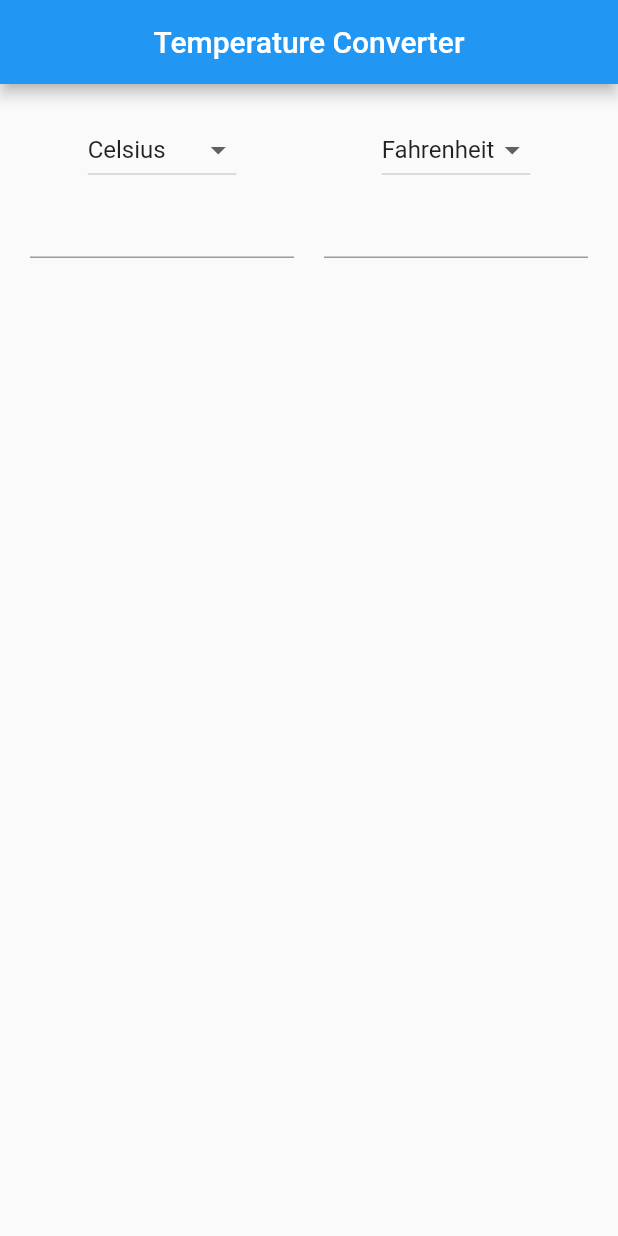
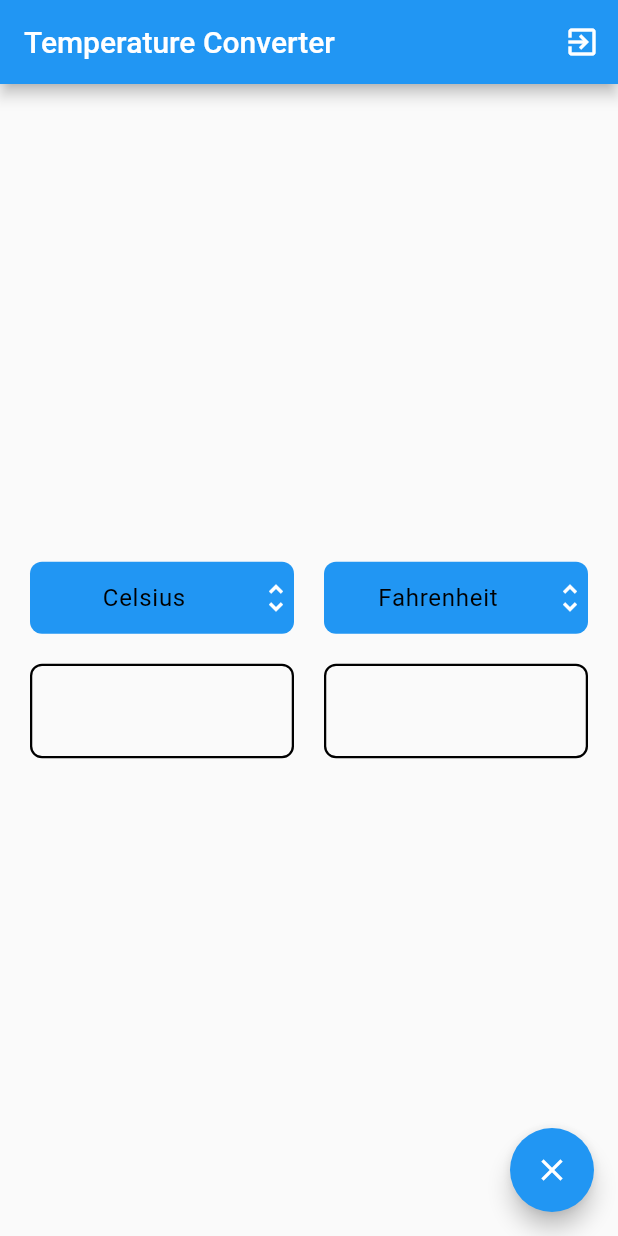
Before and after one commit to yahia-safwat/temperature_converter, a Flutter app: the screen it shows after launch, on a phone screen of 412 x 824 dp. Run offline on Flutter 3.47's test engine with Material 2 defaults, Android fonts, the phone set to English and light mode, and no system bars.

Commit message:
basic commit

```diff
--- /dev/null
+++ b/lib/business/temp_calculator.dart
@@ -0,0 +1,68 @@
+class TempCalc {
+  static double convert(
+    double temp,
+    String selectedTemp1,
+    String selectedTemp2,
+  ) {
+    double convertedVal = 0.0;
+
+    // Celsius => Celsius
+    if (selectedTemp1 == 'Celsius' && selectedTemp2 == 'Celsius') {
+      convertedVal = temp;
+    }
+
+    // Celsius => Fahrenheit
+    if (selectedTemp1 == 'Celsius' && selectedTemp2 == 'Fahrenheit') {
+      convertedVal = (temp * 9 / 5) + 32;
+    }
+
+    // Celsius => Kelvan
+    if (selectedTemp1 == 'Celsius' && selectedTemp2 == 'Kelvan') {
+      convertedVal = temp + 273.15;
+    }
+
+    // Fahrenheit => Celsius
+    if (selectedTemp1 == 'Fahrenheit' && selectedTemp2 == 'Celsius') {
+      convertedVal = (temp - 32) * (5 / 9);
+    }
+
+    // Fahrenheit => Fahrenheit
+    if (selectedTemp1 == 'Fahrenheit' && selectedTemp2 == 'Fahrenheit') {
+      convertedVal = temp;
+    }
+
+    // Fahrenheit => Kelvan
+    if (selectedTemp1 == 'Fahrenheit' && selectedTemp2 == 'Kelvan') {
+      convertedVal = (temp - 32) * (5 / 9) + 273.15;
+    }
+
+    // Kelvan => Celsius
+    if (selectedTemp1 == 'Kelvan' && selectedTemp2 == 'Celsius') {
+      convertedVal = temp - 273.15;
+    }
+
+    // Kelvan => Fahrenheit
+    if (selectedTemp1 == 'Kelvan' && selectedTemp2 == 'Fahrenheit') {
+      convertedVal = (temp - 273.15) * (9 / 5) + 32;
+    }
+
+    // Kelvan => Kelvan
+    if (selectedTemp1 == 'Kelvan' && selectedTemp2 == 'Kelvan') {
+      convertedVal = temp;
+    }
+
+    return convertedVal;
+  }
+
+  static String getSuffixText(String selectedTemp) {
+    if (selectedTemp == 'Celsius') {
+      return 'C';
+    } else if (selectedTemp == 'Fahrenheit') {
+      return 'F';
+    } else if (selectedTemp == 'Kelvan') {
+      return 'K';
+    } else {
+      return '';
+    }
+  }
+}
--- a/lib/functions.dart
+++ /dev/null
@@ -1,66 +0,0 @@
-double convert(
-  double temp,
-  String selectedTemp1,
-  String selectedTemp2,
-) {
-  double convertedVal = 0.0;
-
-  // Celsius => Celsius
-  if (selectedTemp1 == 'Celsius' && selectedTemp2 == 'Celsius') {
-    convertedVal = temp;
-  }
-
-  // Celsius => Fahrenheit
-  if (selectedTemp1 == 'Celsius' && selectedTemp2 == 'Fahrenheit') {
-    convertedVal = (temp * 9 / 5) + 32;
-  }
-
-  // Celsius => Kelvan
-  if (selectedTemp1 == 'Celsius' && selectedTemp2 == 'Kelvan') {
-    convertedVal = temp + 273.15;
-  }
-
-  // Fahrenheit => Celsius
-  if (selectedTemp1 == 'Fahrenheit' && selectedTemp2 == 'Celsius') {
-    convertedVal = (temp - 32) * (5 / 9);
-  }
-
-  // Fahrenheit => Fahrenheit
-  if (selectedTemp1 == 'Fahrenheit' && selectedTemp2 == 'Fahrenheit') {
-    convertedVal = temp;
-  }
-
-  // Fahrenheit => Kelvan
-  if (selectedTemp1 == 'Fahrenheit' && selectedTemp2 == 'Kelvan') {
-    convertedVal = (temp - 32) * (5 / 9) + 273.15;
-  }
-
-  // Kelvan => Celsius
-  if (selectedTemp1 == 'Kelvan' && selectedTemp2 == 'Celsius') {
-    convertedVal = temp - 273.15;
-  }
-
-  // Kelvan => Fahrenheit
-  if (selectedTemp1 == 'Kelvan' && selectedTemp2 == 'Fahrenheit') {
-    convertedVal = (temp - 273.15) * (9 / 5) + 32;
-  }
-
-  // Kelvan => Kelvan
-  if (selectedTemp1 == 'Kelvan' && selectedTemp2 == 'Kelvan') {
-    convertedVal = temp;
-  }
-
-  return convertedVal;
-}
-
-String getSuffixText(String selectedTemp) {
-  if (selectedTemp == 'Celsius') {
-    return 'C';
-  } else if (selectedTemp == 'Fahrenheit') {
-    return 'F';
-  } else if (selectedTemp == 'Kelvan') {
-    return 'K';
-  } else {
-    return '';
-  }
-}
--- a/lib/main.dart
+++ b/lib/main.dart
@@ -1,5 +1,6 @@
 import 'package:flutter/material.dart';
 import 'package:temperature_converter/screens/home_screen.dart';
+import 'package:temperature_converter/shared/style/color.dart';
 
 main() {
   runApp(const MyApp());
@@ -10,10 +11,12 @@ class MyApp extends StatelessWidget {
 
   @override
   Widget build(BuildContext context) {
-    return const MaterialApp(
+    return MaterialApp(
       debugShowCheckedModeBanner: false,
-      theme: null,
-      home: HomeScreen(),
+      theme: ThemeData(
+        primaryColor: defaultColor,
+      ),
+      home: const HomeScreen(),
     );
   }
 }
--- a/lib/screens/home_screen.dart
+++ b/lib/screens/home_screen.dart
@@ -1,5 +1,8 @@
 import 'package:flutter/material.dart';
-import 'package:temperature_converter/functions.dart';
+import 'package:flutter/services.dart';
+import 'package:temperature_converter/business/temp_calculator.dart';
+import 'package:temperature_converter/shared/components/components.dart';
+import 'package:temperature_converter/shared/components/constants.dart';
 
 class HomeScreen extends StatefulWidget {
   const HomeScreen({Key? key}) : super(key: key);
@@ -14,10 +17,13 @@ class _HomeScreenState extends State<HomeScreen> {
 
   bool isTemp1 = true;
 
-  List<String> temperatures = ['Celsius', 'Fahrenheit', 'Kelvan'];
+  String selectedTemp1 = 'Celsius', selectedTemp2 = 'Fahrenheit';
 
-  var selectedTemp1 = 'Celsius';
-  var selectedTemp2 = 'Fahrenheit';
+  List<String> temperatures = [
+    'Celsius',
+    'Fahrenheit',
+    'Kelvan',
+  ];
 
   temp1Listener() {
     setState(() {
@@ -26,7 +32,7 @@ class _HomeScreenState extends State<HomeScreen> {
       } catch (e) {
         throw Exception(e.toString());
       }
-      temp2 = convert(temp1, selectedTemp1, selectedTemp2);
+      temp2 = TempCalc.convert(temp1, selectedTemp1, selectedTemp2);
       if (isTemp1 == false) temp2Controller.text = temp2.toString();
       isTemp1 = false;
     });
@@ -39,7 +45,7 @@ class _HomeScreenState extends State<HomeScreen> {
       } catch (e) {
         throw Exception(e.toString());
       }
-      temp1 = convert(temp2, selectedTemp2, selectedTemp1);
+      temp1 = TempCalc.convert(temp2, selectedTemp2, selectedTemp1);
       if (isTemp1 == true) temp1Controller.text = temp1.toString();
       isTemp1 = true;
     });
@@ -60,71 +66,77 @@ class _HomeScreenState extends State<HomeScreen> {
     return Scaffold(
       appBar: AppBar(
         title: const Text('Temperature Converter'),
-        centerTitle: true,
+        actions: [
+          IconButton(
+            onPressed: () {
+              SystemNavigator.pop();
+            },
+            icon: const Icon(Icons.exit_to_app),
+          ),
+        ],
+      ),
+      floatingActionButton: FloatingActionButton(
+        onPressed: () {
+          setState(() {
+            temp1Controller.clear();
+            temp2Controller.clear();
+          });
+        },
+        child: const Icon(Icons.clear),
       ),
       body: Container(
         padding: const EdgeInsets.all(20.0),
         child: Row(
+          crossAxisAlignment: CrossAxisAlignment.center,
           children: [
             Expanded(
               child: Column(
+                mainAxisAlignment: MainAxisAlignment.center,
                 children: [
-                    DropdownButton(
+                  buildDropdown(
+                    selectedTemp: selectedTemp1,
+                    temperatures: temperatures,
                     onChanged: (value) {
                       setState(() {
                         selectedTemp1 = value.toString();
                       });
                     },
-                      value: selectedTemp1,
-                      items: (temperatures).map((temperature) {
-                        return DropdownMenuItem(
-                          child: Text(temperature),
-                          value: temperature,
-                        );
-                      }).toList(),
                   ),
-                    TextFormField(
-                      controller: temp1Controller,
-                      onChanged: (value) {},
-                      keyboardType: TextInputType.number,
-                      decoration: InputDecoration(
-                        suffixText: getSuffixText(selectedTemp1),
+                  buildSizedBox(sizedBoxHeight),
+                  buildTextFormField(
+                    context,
+                    tempController: temp1Controller,
+                    selectedTemp: selectedTemp1,
+                  ),
+                ],
+              ),
+            ),
+            buildVerticalSizedBox(20),
+            Expanded(
+              child: Column(
+                mainAxisAlignment: MainAxisAlignment.center,
+                children: [
+                  buildDropdown(
+                    selectedTemp: selectedTemp2,
+                    temperatures: temperatures,
+                    onChanged: (value) {
+                      setState(() {
+                        selectedTemp2 = value.toString();
+                      });
+                    },
+                  ),
+                  buildSizedBox(sizedBoxHeight),
+                  buildTextFormField(
+                    context,
+                    tempController: temp2Controller,
+                    selectedTemp: selectedTemp2,
+                  ),
+                ],
               ),
             ),
           ],
         ),
       ),
-              const SizedBox(width: 20),
-              Expanded(
-                child: Column(
-                  children: [
-                    DropdownButton(
-                      onChanged: (value) {
-                        setState(() {
-                          selectedTemp2 = value.toString();
-                        });
-                      },
-                      value: selectedTemp2,
-                      items: temperatures.map((temperature) {
-                        return DropdownMenuItem(
-                          child: Text(temperature),
-                          value: temperature,
-                        );
-                      }).toList(),
-                    ),
-                    TextFormField(
-                      controller: temp2Controller,
-                      onChanged: (value) {},
-                      keyboardType: TextInputType.number,
-                      decoration: InputDecoration(
-                        suffixText: getSuffixText(selectedTemp2),
-                      ),
-                    ),
-                  ],
-                ),
-              ),
-            ],
-          )),
     );
   }
 }
--- a/lib/shared/components/components.dart
+++ b/lib/shared/components/components.dart
@@ -10,88 +10,65 @@ Widget buildVerticalSizedBox(double? width) {
   return SizedBox(width: width);
 }
 
-Widget buildHeading(String headingTitle) {
+Widget buildTextFormField(
+  BuildContext context, {
+  required TextEditingController tempController,
+  required String selectedTemp,
+}) {
   return Container(
-    padding: const EdgeInsets.only(bottom: 8.0),
-    child: Text(
-      headingTitle,
-      style: const TextStyle(fontSize: 20, color: Colors.grey),
+    padding: const EdgeInsets.symmetric(
+      vertical: 6.0,
+      horizontal: 10.0,
     ),
-  );
-}
-
-Widget buildButton(
-  BuildContext context, {
-  required String title,
-  required void Function()? onPressed,
-  Color backgroundColor = defaultColor,
-}) {
-  return ButtonTheme(
-    minWidth: 160,
-    height: 60,
-    child: Expanded(
-      child: ElevatedButton(
-        style: ButtonStyle(
-          backgroundColor: MaterialStateProperty.all(backgroundColor),
+    decoration: BoxDecoration(
+      border: Border.all(width: 1.5),
+      borderRadius: BorderRadius.circular(8.0),
     ),
-        onPressed: onPressed,
-        child: Text(title,
-            style: const TextStyle(fontSize: 20, color: Colors.white)),
+    child: TextFormField(
+      controller: tempController,
+      keyboardType: TextInputType.number,
+      decoration: getTextFormFieldDecoration(
+        context,
+        selectedTemp: selectedTemp,
       ),
     ),
   );
 }
 
-Widget buildOutputField(
-  BuildContext context, {
-  required String title,
-  required String data,
+Widget buildDropdown({
+  required void Function(Object?)? onChanged,
+  required Object? selectedTemp,
+  required List<String> temperatures,
 }) {
-  return Column(
-    children: <Widget>[
-      Container(
+  return Container(
+    decoration: BoxDecoration(
       color: defaultColor,
-        width: 115,
-        height: 30,
+      borderRadius: BorderRadius.circular(8.0),
+    ),
+    child: DropdownButtonHideUnderline(
+      child: DropdownButton(
+        icon: const Icon(
+          Icons.unfold_more,
+          color: Colors.white,
+        ),
+        isExpanded: true,
+        onChanged: onChanged,
+        value: selectedTemp,
+        items: (temperatures).map((temperature) {
+          return DropdownMenuItem(
             child: Center(
               child: Text(
-            title,
-            style: const TextStyle(color: Colors.white),
+                temperature,
+                style: const TextStyle(
+                  color: Colors.black,
+                  letterSpacing: 0.5,
                 ),
               ),
             ),
-      Container(
-        decoration: BoxDecoration(
-          border: Border.all(color: Theme.of(context).primaryColor),
-        ),
-        width: 115,
-        height: 30,
-        child: Center(
-          child: Text(
-            data,
-            style: const TextStyle(color: Colors.grey),
+            value: temperature,
+          );
+        }).toList(),
       ),
     ),
-      )
-    ],
   );
 }
-
-Widget buildTextFormField(
-  BuildContext context, {
-  required void Function()? onTap,
-  required TextEditingController? controller,
-}) {
-  return Column(
-    crossAxisAlignment: CrossAxisAlignment.start,
-    children: <Widget>[
-      TextField(
-        showCursor: true,
-        readOnly: true,
-        onTap: onTap,
-        controller: controller,
-        decoration: getTextFieldWithCalendarIconDecoration(context),
-      )
-    ],
-  );
-}
```
Also changed, not shown: lib/shared/style/style.dart (+7 -12 lines), 1 other file. Lines whose indentation alone changed are shown as unchanged.
